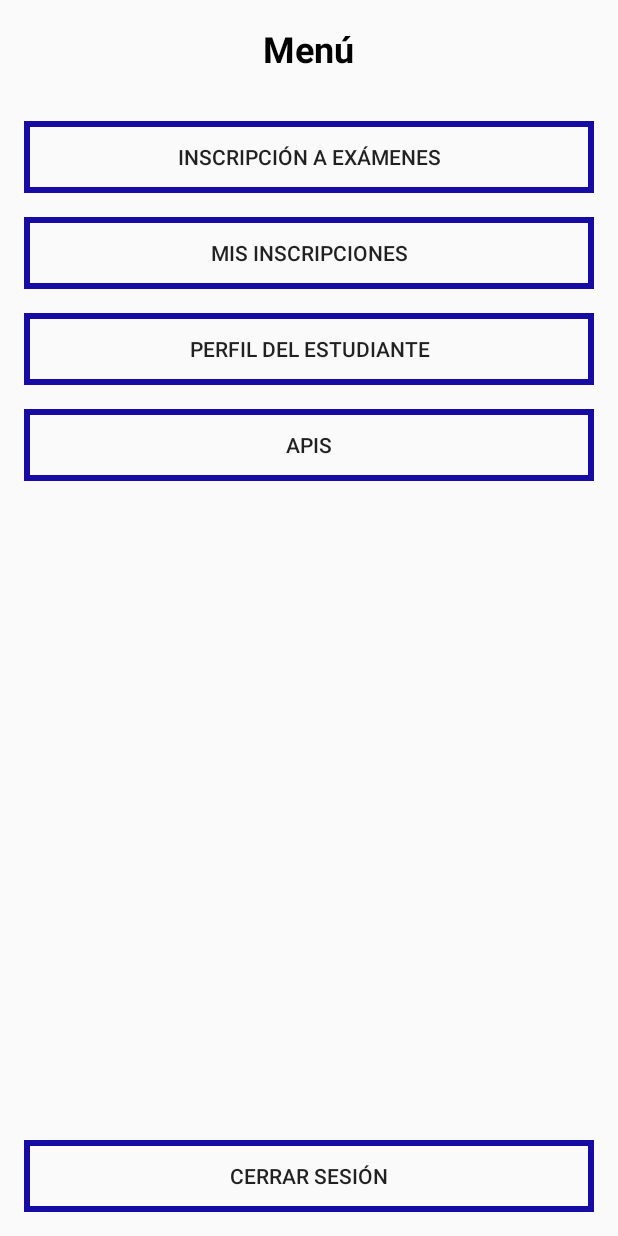
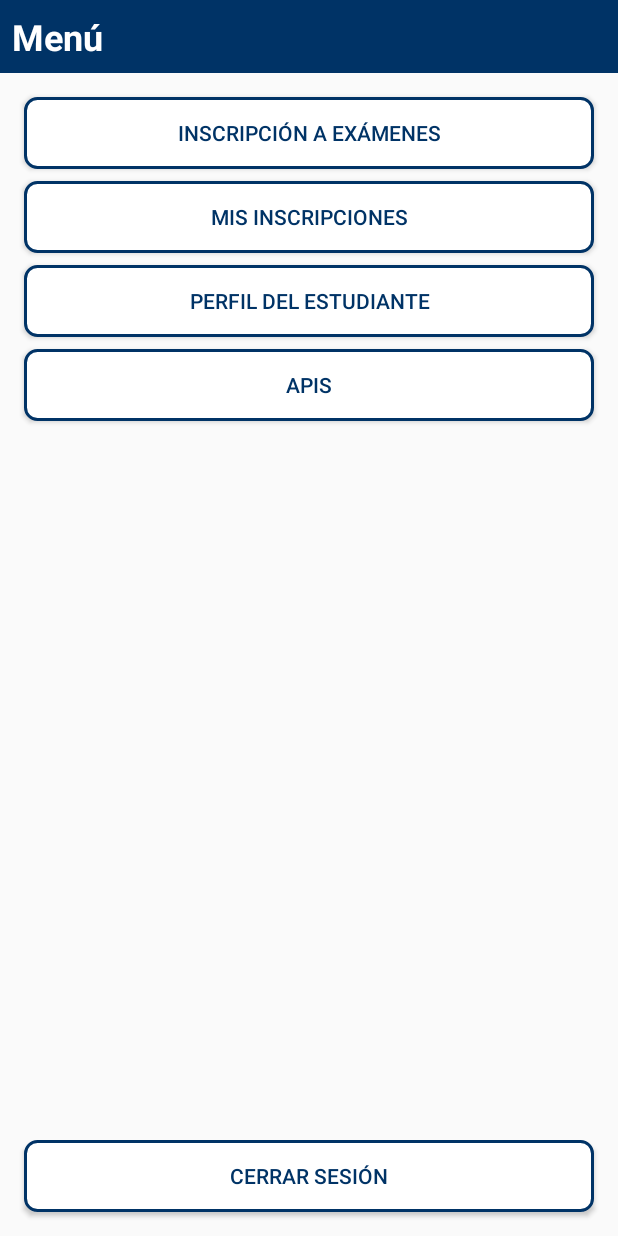
Before and after one commit to rocioorlando/tp-kotlin, an Android app built with Jetpack Compose: the HomeActivity screen opened directly, with no data from a screen before it, on a phone screen of 412 x 824 dp. Run offline under Robolectric (Android 15) with nearby library versions, the phone set to English and light mode, and no system bars.

Commit message:
Agrego estilos

```diff
--- /dev/null
+++ b/app/src/main/res/drawable/rounded_button_border.xml
@@ -0,0 +1,6 @@
+<shape xmlns:android="http://schemas.android.com/apk/res/android">
+    <solid android:color="@android:color/white"/>
+    <stroke android:width="2dp" android:color="#003366"/>
+    <corners android:radius="8dp"/>
+    <padding android:left="16dp" android:top="8dp" android:right="16dp" android:bottom="8dp"/>
+</shape>
--- /dev/null
+++ b/app/src/main/res/drawable/rounded_edittext.xml
@@ -0,0 +1,6 @@
+<shape xmlns:android="http://schemas.android.com/apk/res/android">
+    <solid android:color="@android:color/white"/>
+    <corners android:radius="8dp"/>
+    <stroke android:width="1dp" android:color="@android:color/darker_gray"/>
+    <padding android:left="16dp" android:top="8dp" android:right="16dp" android:bottom="8dp"/>
+</shape>
--- a/app/src/main/res/layout/activity_change_password.xml
+++ b/app/src/main/res/layout/activity_change_password.xml
@@ -6,12 +6,11 @@
     android:padding="16dp"
     android:gravity="center">
 
-    <!-- Título de la pantalla -->
     <TextView
         android:id="@+id/textTitle"
         android:layout_width="wrap_content"
         android:layout_height="wrap_content"
-        android:text="Cambia la contraseña"
+        android:text="Cambio de contraseña"
         android:textSize="24sp"
         android:textStyle="bold"
         android:textColor="@android:color/black"
--- a/app/src/main/res/layout/activity_home.xml
+++ b/app/src/main/res/layout/activity_home.xml
@@ -1,66 +1,104 @@
 <?xml version="1.0" encoding="utf-8"?>
-<RelativeLayout xmlns:android="http://schemas.android.com/apk/res/android"
+<androidx.constraintlayout.widget.ConstraintLayout
+    xmlns:android="http://schemas.android.com/apk/res/android"
+    xmlns:app="http://schemas.android.com/apk/res-auto"
     xmlns:tools="http://schemas.android.com/tools"
     android:layout_width="match_parent"
     android:layout_height="match_parent"
-    android:padding="16dp"
     tools:context=".HomeActivity">
 
-    <TextView
-        android:id="@+id/tvTitle"
-        android:layout_width="wrap_content"
+    <LinearLayout
+        android:id="@+id/header"
+        android:layout_width="match_parent"
         android:layout_height="wrap_content"
-        android:text="Menú"
-        android:textSize="24sp"
-        android:textStyle="bold"
-        android:textColor="@android:color/black"
-        android:layout_centerHorizontal="true"
-        android:layout_marginBottom="16dp" />
+        android:background="#003366"
+        android:orientation="horizontal"
+        android:padding="8dp"
+        android:gravity="center_vertical"
+        app:layout_constraintTop_toTopOf="parent">
+
+        <TextView
+            android:id="@+id/tvHeaderTitle"
+            android:layout_width="wrap_content"
+            android:layout_height="wrap_content"
+            android:text="Menú"
+            android:textSize="24sp"
+            android:textStyle="bold"
+            android:textColor="@android:color/white"
+            android:layout_gravity="center_horizontal"/>
+    </LinearLayout>
 
     <Button
         android:id="@+id/btnExamsInscription"
-        android:layout_width="match_parent"
+        android:layout_width="0dp"
         android:layout_height="wrap_content"
         android:text="Inscripción a exámenes"
         style="@style/ButtonStyleBlueBorder"
-        android:layout_below="@id/tvTitle"
-        android:layout_marginBottom="16dp"
-        android:layout_marginTop="16dp" />
+        app:layout_constraintTop_toBottomOf="@id/header"
+        app:layout_constraintStart_toStartOf="parent"
+        app:layout_constraintEnd_toEndOf="parent"
+        android:layout_marginTop="16dp"
+        android:layout_marginBottom="8dp"
+        android:layout_marginStart="16dp"
+        android:layout_marginEnd="16dp" />
 
     <Button
         android:id="@+id/btnMyInscriptions"
-        android:layout_width="match_parent"
+        android:layout_width="0dp"
         android:layout_height="wrap_content"
         android:text="Mis inscripciones"
         style="@style/ButtonStyleBlueBorder"
-        android:layout_below="@id/btnExamsInscription"
-        android:layout_marginBottom="16dp" />
+        app:layout_constraintTop_toBottomOf="@id/btnExamsInscription"
+        app:layout_constraintStart_toStartOf="parent"
+        app:layout_constraintEnd_toEndOf="parent"
+        android:layout_marginTop="8dp"
+        android:layout_marginBottom="8dp"
+        android:layout_marginStart="16dp"
+        android:layout_marginEnd="16dp" />
 
     <Button
         android:id="@+id/btnStudentProfile"
-        android:layout_width="match_parent"
+        android:layout_width="0dp"
         android:layout_height="wrap_content"
         android:text="Perfil del estudiante"
         style="@style/ButtonStyleBlueBorder"
-        android:layout_below="@id/btnMyInscriptions"
-        android:layout_marginBottom="16dp" />
+        app:layout_constraintTop_toBottomOf="@id/btnMyInscriptions"
+        app:layout_constraintStart_toStartOf="parent"
+        app:layout_constraintEnd_toEndOf="parent"
+        android:layout_marginTop="8dp"
+        android:layout_marginBottom="8dp"
+        android:layout_marginStart="16dp"
+        android:layout_marginEnd="16dp" />
 
     <Button
         android:id="@+id/btnAPIs"
-        android:layout_width="match_parent"
+        android:layout_width="0dp"
         android:layout_height="wrap_content"
         android:text="APIs"
         style="@style/ButtonStyleBlueBorder"
-        android:layout_below="@id/btnStudentProfile"
-        android:layout_marginBottom="300dp" />
+        app:layout_constraintTop_toBottomOf="@id/btnStudentProfile"
+        app:layout_constraintStart_toStartOf="parent"
+        app:layout_constraintEnd_toEndOf="parent"
+        android:layout_marginTop="8dp"
+        android:layout_marginBottom="8dp"
+        android:layout_marginStart="16dp"
+        android:layout_marginEnd="16dp" />
 
     <Button
         android:id="@+id/btnLogout"
-        android:layout_width="match_parent"
+        style="@style/ButtonStyleBlueBorder"
+        android:layout_width="0dp"
         android:layout_height="wrap_content"
+        android:layout_marginStart="16dp"
+        android:layout_marginTop="8dp"
+        android:layout_marginEnd="16dp"
+        android:layout_marginBottom="16dp"
         android:text="Cerrar sesión"
-        style="@style/ButtonStyleBlueBorder"
-        android:layout_alignParentBottom="true"
-        android:layout_marginTop="8dp" />
+        app:layout_constraintBottom_toBottomOf="parent"
+        app:layout_constraintEnd_toEndOf="parent"
+        app:layout_constraintHorizontal_bias="1.0"
+        app:layout_constraintStart_toStartOf="parent"
+        app:layout_constraintTop_toBottomOf="@id/btnAPIs"
+        app:layout_constraintVertical_bias="1.0" />
 
-</RelativeLayout>
+</androidx.constraintlayout.widget.ConstraintLayout>
--- a/app/src/main/res/values/styles.xml
+++ b/app/src/main/res/values/styles.xml
@@ -1,15 +1,20 @@
 <?xml version="1.0" encoding="utf-8"?>
 <resources>
-    <style name="RoundButton" parent="Widget.AppCompat.Button">
-        <item name="android:layout_width">wrap_content</item>
+    <style name="ButtonStyleBlueBorder">
+        <item name="android:layout_width">match_parent</item>
         <item name="android:layout_height">wrap_content</item>
-        <item name="android:background">@drawable/button_round_background</item>
-        <item name="android:textColor">@android:color/white</item>
-        <item name="android:textAllCaps">false</item>
+        <item name="android:minHeight">48dp</item>
+        <item name="android:layout_marginBottom">16dp</item>
+        <item name="android:background">@drawable/rounded_button_border</item>
+        <item name="android:textColor">#003366</item>
     </style>
 
+    <style name="RoundButton">
+        <item name="android:layout_width">0dp</item>
+        <item name="android:layout_height">48dp</item>
+        <item name="android:background">@drawable/rounded_button_background</item>
+        <item name="android:textColor">#003366</item>
+        <item name="android:textSize">18sp</item>
+    </style>
 
-    <style name="ButtonStyleBlueBorder" parent="Widget.AppCompat.Button.Borderless">
-        <item name="android:background">@drawable/button_background_blue_border</item>
-    </style>
 </resources>
--- a/gradle/libs.versions.toml
+++ b/gradle/libs.versions.toml
@@ -1,5 +1,5 @@
 [versions]
-agp = "8.4.0"
+agp = "8.5.0"
 converterGson = "2.9.0"
 glide = "4.12.0"
 gson = "2.10.1"
```
Also changed, not shown: app/src/main/res/drawable/rounded_button.xml (added, +9 -0 lines), app/src/main/res/layout/activity_api.xml (+23 -22 lines), app/src/main/res/layout/activity_inscription.xml (+33 -18 lines), app/src/main/res/layout/activity_main.xml (+8 -4 lines), app/src/main/res/layout/activity_my_inscription.xml (+44 -18 lines), app/src/main/res/layout/activity_profile.xml (+36 -15 lines), app/src/main/res/layout/activity_recovery.xml (+0 -9 lines).
